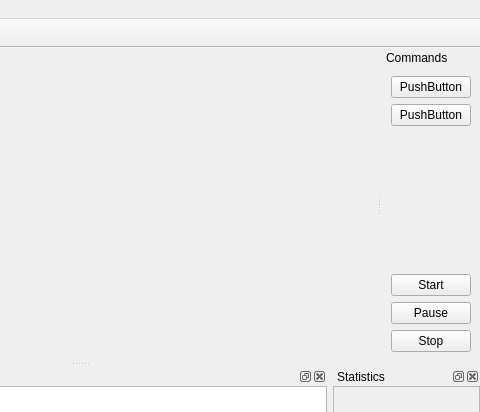
Above: qtgui/mainwindow.ui from frabas/DISPLACE_GUI before the change; both pictures show x 320 to 800 and y 0 to 412 of the 800 by 600 pixel window. Below: the same form after it.
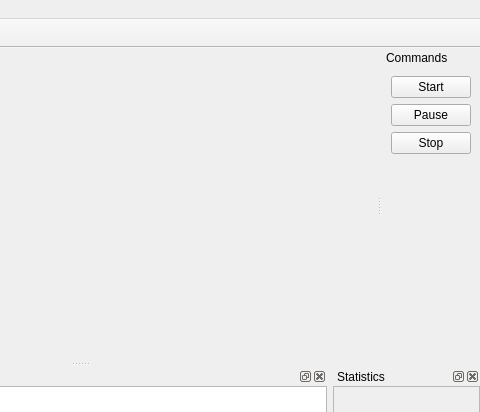
That is the form after the change. Icons and pictures are not drawn. Custom widgets are drawn as their Qt base class.

Commit message: Gui: Simulation process management improved (buttons, kill)

What changed in the file:
```diff
--- a/qtgui/mainwindow.ui
+++ b/qtgui/mainwindow.ui
@@ -170,14 +170,29 @@
      <item>
       <widget class="QPushButton" name="pushButton">
        <property name="text">
-        <string>PushButton</string>
+        <string>Start</string>
        </property>
       </widget>
      </item>
      <item>
       <widget class="QPushButton" name="pushButton_2">
        <property name="text">
-        <string>PushButton</string>
+        <string>Pause</string>
+       </property>
+       <property name="icon">
+        <iconset resource="qtgui.qrc">
+         <normaloff>:/icons/pause.png</normaloff>:/icons/pause.png</iconset>
+       </property>
+      </widget>
+     </item>
+     <item>
+      <widget class="QPushButton" name="cmdStop">
+       <property name="text">
+        <string>Stop</string>
+       </property>
+       <property name="icon">
+        <iconset resource="qtgui.qrc">
+         <normaloff>:/icons/stop.png</normaloff>:/icons/stop.png</iconset>
        </property>
       </widget>
      </item>
@@ -194,39 +209,6 @@
        </property>
       </spacer>
      </item>
-     <item>
-      <widget class="QPushButton" name="pushButton_3">
-       <property name="text">
-        <string>Start</string>
-       </property>
-       <property name="icon">
-        <iconset resource="qtgui.qrc">
-         <normaloff>:/icons/start.png</normaloff>:/icons/start.png</iconset>
-       </property>
-      </widget>
-     </item>
-     <item>
-      <widget class="QPushButton" name="pushButton_4">
-       <property name="text">
-        <string>Pause</string>
-       </property>
-       <property name="icon">
-        <iconset resource="qtgui.qrc">
-         <normaloff>:/icons/pause.png</normaloff>:/icons/pause.png</iconset>
-       </property>
-      </widget>
-     </item>
-     <item>
-      <widget class="QPushButton" name="pushButton_5">
-       <property name="text">
-        <string>Stop</string>
-       </property>
-       <property name="icon">
-        <iconset resource="qtgui.qrc">
-         <normaloff>:/icons/stop.png</normaloff>:/icons/stop.png</iconset>
-       </property>
-      </widget>
-     </item>
     </layout>
    </widget>
   </widget>
```
Left out of the diff: 10 changed lines with no effect on the pictures. The commit also changes 4 other files.
